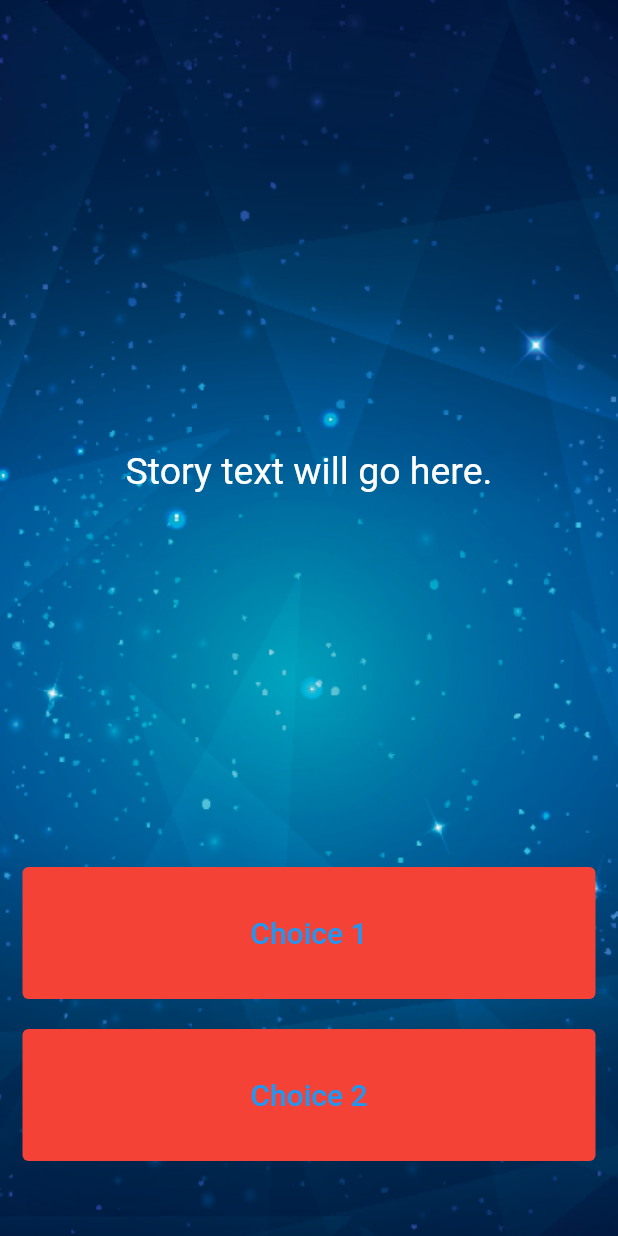
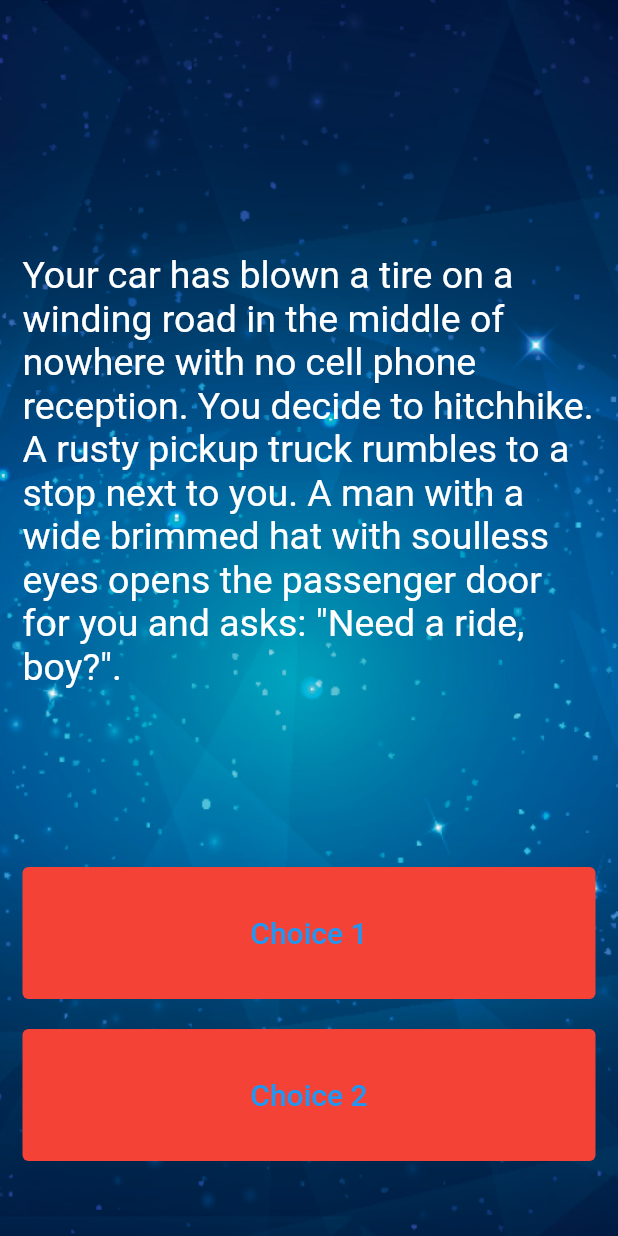
Before and after one commit to 0xharkirat/destini, a Flutter app: the screen it shows after launch, on a phone screen of 412 x 824 dp. Run offline on Flutter 3.47's test engine with Material 2 defaults, Android fonts, the phone set to English and light mode, and no system bars.

Commit message:
Step 8/9/10 - Display the Story in the App

```diff
--- a/lib/main.dart
+++ b/lib/main.dart
@@ -1,4 +1,5 @@
 import 'package:flutter/material.dart';
+import 'story_brain.dart';
 
 //TODO: Step 15 - Run the app and see if you can see the screen update with the first story. Delete this TODO if it looks as you expected.
 
@@ -13,7 +14,8 @@ class Destini extends StatelessWidget {
   }
 }
 
-//TODO: Step 9 - Create a new storyBrain object from the StoryBrain class.
+
+StoryBrain storyBrain = StoryBrain();
 
 class StoryPage extends StatefulWidget {
   _StoryPageState createState() => _StoryPageState();
@@ -41,7 +43,7 @@ class _StoryPageState extends State<StoryPage> {
                 child: Center(
                   child: Text(
                     //TODO: Step 10 - use the storyBrain to get the first story title and display it in this Text Widget.
-                    'Story text will go here.',
+                    storyBrain.getStory(),
                     style: TextStyle(
                       fontSize: 25.0,
                     ),
```
Also changed, not shown: lib/story_brain.dart (renamed from lib/story_dart.dart, +8 -4 lines).
